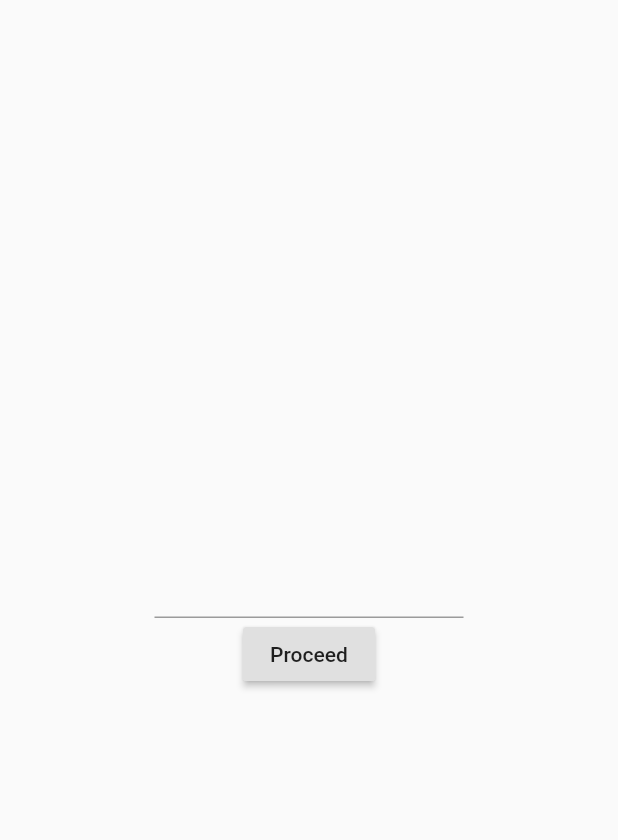
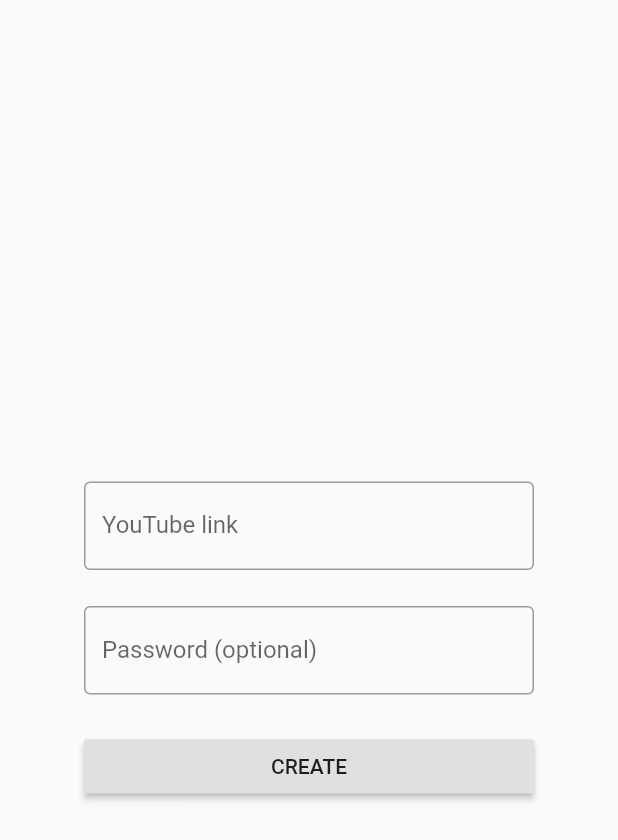
Before and after one commit to screensee/mobile, a Flutter app: the CreatePage screen opened directly, on a phone screen of 412 x 824 dp. Shown: the top 840 px of the screen. Run offline on Flutter 3.47's test engine with Material 2 defaults, Android fonts, the phone set to English and light mode, and no system bars; our stand-ins replace shared_preferences, video_player; accounts and stored records are empty.

```diff
--- a/lib/create/create.dart
+++ b/lib/create/create.dart
@@ -1,34 +1,119 @@
 import 'package:flutter/material.dart';
+import 'package:screensee/cookie.dart';
+import 'package:screensee/create/create_presenter.dart';
+import 'package:screensee/room.dart';
+import 'package:screensee/screenshare/screenshare.dart';
 
-class CreatePage extends StatelessWidget {
+class CreatePage extends StatefulWidget {
+  @override
+  State<StatefulWidget> createState() => _CreatePageState();
+}
+
+class _CreatePageState extends State<CreatePage> implements CreateView {
+  CreatePresenter presenter;
+  ViewModel model;
+
+  @override
+  void initState() {
+    model = ViewModel();
+    presenter = CreatePresenter(CookieStorage());
+
+    presenter.view = this;
+
+    super.initState();
+  }
+
   @override
   Widget build(BuildContext context) {
-    final screenSize = MediaQuery.of(context).size;
-
     return Scaffold(
-      body: Center(
-        child: Container(
-          constraints: BoxConstraints(maxWidth: screenSize.width / 2),
-          child: Form(
-            child: Column(
-              mainAxisAlignment: MainAxisAlignment.center,
-              children: <Widget>[
-                TextFormField(
-                  validator: (value) {
-                    if (!value.startsWith("https://www.youtube.com/")) {
-                      return "Please enter valid youtube url";
-                    }
-                  },
-                ),
-                RaisedButton(
-                  child: Text("Proceed"),
-                  onPressed: () {},
-                ),
-              ],
-            ),
-          ),
+      body: SafeArea(
+        child: Center(
+          child: _buildForm(),
         ),
       ),
     );
   }
+
+  _buildForm() {
+    return Container(
+      padding: EdgeInsets.only(top: 32.0),
+      constraints: BoxConstraints(maxWidth: 300.0),
+      child: Column(
+        mainAxisAlignment: MainAxisAlignment.center,
+        children: <Widget>[
+          TextField(
+            onChanged: (value) {
+              model.link = value;
+            },
+            decoration: InputDecoration(
+                border: OutlineInputBorder(), labelText: "YouTube link"),
+          ),
+          SizedBox(height: 24.0),
+          TextField(
+            onChanged: (value) {
+              model.password = value;
+            },
+            decoration: InputDecoration(
+                border: OutlineInputBorder(), labelText: "Password (optional)"),
+          ),
+          SizedBox(height: 24.0),
+          RaisedButton(
+            child: Container(
+                width: 300.0,
+                child: Stack(
+                  children: <Widget>[
+                    Center(child: Text("CREATE")),
+                    model.isProgress
+                        ? Positioned(
+                            right: 15.0,
+                            child: SizedBox(
+                              width: 15.0,
+                              height: 15.0,
+                              child: CircularProgressIndicator()),
+                          )
+                        : SizedBox()
+                  ],
+                )),
+            onPressed: !model.isProgress
+                ? () {
+                    presenter.createRoom(
+                        link: model.link, password: model.password);
+                  }
+                : null,
+          ),
+        ],
+      ),
+    );
+  }
+
+  @override
+  void openRoom(Room room) {
+    setState(() {
+      model.isProgress = false;
+    });
+
+    Navigator.of(context).pushReplacement(
+        MaterialPageRoute(builder: (context) => ScreenShare()));
+  }
+
+  @override
+  void showError() {
+    setState(() {
+      model.isProgress = false;
+    });
+  }
+
+  @override
+  void showProgress() {
+    setState(() {
+      model.isProgress = true;
+    });
+  }
 }
+
+class ViewModel {
+  String link;
+  String password;
+
+  bool isProgress = false;
+}
--- /dev/null
+++ b/lib/create/create_presenter.dart
@@ -0,0 +1,54 @@
+import 'dart:convert';
+
+import 'package:http/http.dart' as http;
+import 'package:screensee/cookie.dart';
+import 'package:screensee/errors.dart';
+import 'package:screensee/room.dart';
+import 'package:screensee/user.dart';
+
+class CreatePresenter {
+  final CookieStorage cookieStorage;
+
+  CreateView view;
+
+  CreatePresenter(this.cookieStorage);
+
+  void createRoom({String link, String password}) async {
+    view?.showProgress();
+    try {
+      final cookie = await cookieStorage.readCookies();
+      Map<String, String> body = Map();
+      if (link != null) {
+        body["videoLink"] = link;
+      }
+      if (password != null) {
+        body["password"] = password;
+      }
+
+      final response = await http.post("http://185.143.145.119/b/rooms/create",
+          headers: {"Cookie": cookie}, body: body);
+
+      final roomJson = json.decode(response.body);
+      if (roomJson["result"] != "ok") {
+        throw ApiException();
+      }
+
+      final room = Room(
+        roomJson["data"]["id"],
+        (roomJson["data"]["participants"] as List).map((item) => User(item)).toList(),
+        roomJson["data"]["videoLink"],
+        roomJson["data"]["pseudonym"],
+      );
+
+      view?.openRoom(room);
+    } catch (e) {
+      view?.showError();
+    }
+  }
+}
+
+abstract class CreateView {
+  void showProgress();
+  void showError();
+  void openRoom(Room room);
+}
--- /dev/null
+++ b/lib/room.dart
@@ -0,0 +1,10 @@
+import 'package:screensee/user.dart';
+
+class Room {
+  final String id;
+  final List<User> participants;
+  final String videoLink;
+  final String pseudonym;
+
+  Room(this.id, this.participants, this.videoLink, this.pseudonym);
+}
```
Also changed, not shown: lib/screenshare/screenshare.dart (+19 -4 lines).
